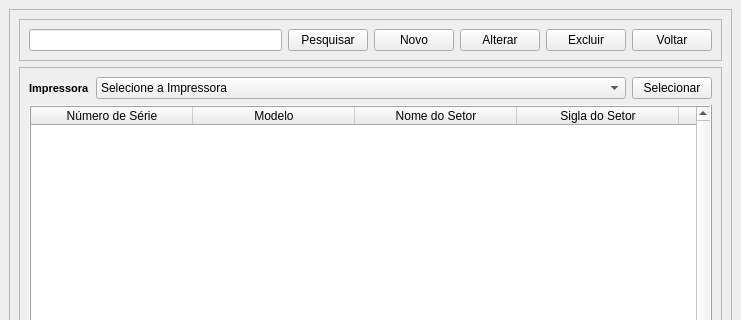
This is View/Telas/CD_Contagem.ui in Blastoles/ProjetoSCGI as Qt 5 draws it before an edit; both pictures show x 0 to 741 and y 0 to 320 of the 741 by 542 pixel window. The edited form follows.
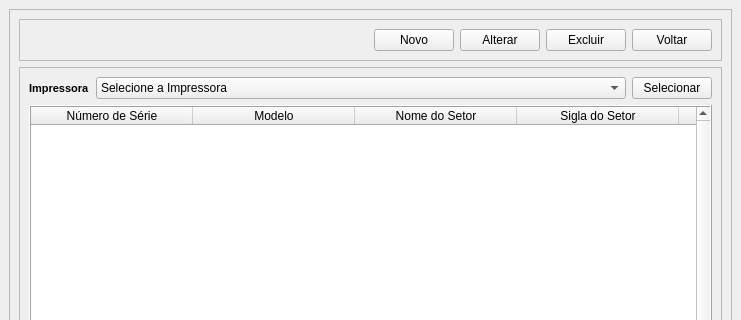
This is the edited form. Icons and pictures are not drawn.

```diff
--- a/View/Telas/CD_Contagem.ui
+++ b/View/Telas/CD_Contagem.ui
@@ -36,18 +36,17 @@
            </property>
            <layout class="QHBoxLayout" name="horizontalLayout">
             <item>
-             <widget class="QLineEdit" name="BR_Pesquisa"/>
-            </item>
-            <item>
-             <widget class="QPushButton" name="BT_Pesquisar">
-              <property name="text">
-               <string>Pesquisar</string>
+             <spacer name="horizontalSpacer">
+              <property name="orientation">
+               <enum>Qt::Horizontal</enum>
               </property>
-              <property name="icon">
-               <iconset>
-                <normaloff>../Arte/iconfinder-documents07-1622836_121949.ico</normaloff>../Arte/iconfinder-documents07-1622836_121949.ico</iconset>
+              <property name="sizeHint" stdset="0">
+               <size>
+                <width>40</width>
+                <height>20</height>
+               </size>
               </property>
-             </widget>
+             </spacer>
             </item>
             <item>
              <widget class="QPushButton" name="BT_Criar">
```
Left out of the diff: 2 changed lines with no effect on the pictures.
